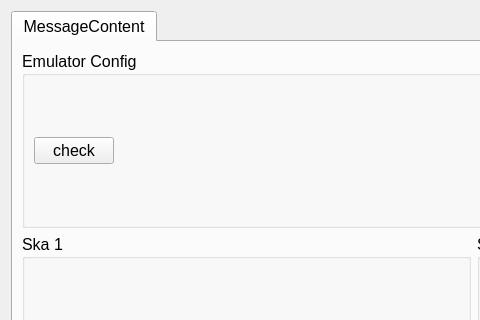
This is EMU_QT_DEBUG_CLIENT/messageconfig.ui in CenkKaanKANAR/DEBUG as Qt 5 draws it before an edit; both pictures show x 0 to 480 and y 0 to 320 of the 947 by 617 pixel window. The edited form follows.
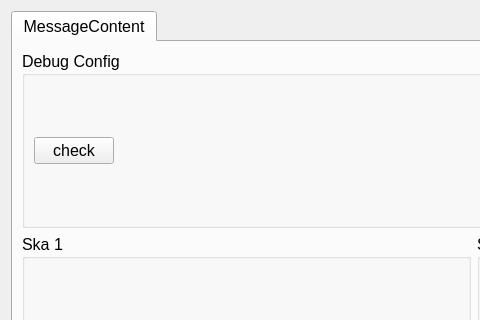
This is the edited form. Icons and pictures are not drawn.

Patch:
```diff
--- a/EMU_QT_DEBUG_CLIENT/messageconfig.ui
+++ b/EMU_QT_DEBUG_CLIENT/messageconfig.ui
@@ -37,7 +37,7 @@
        <item row="0" column="0" colspan="2">
         <widget class="QGroupBox" name="groupBox_emu_conf">
          <property name="title">
-          <string>Emulator Config</string>
+          <string>Debug Config</string>
          </property>
          <layout class="QGridLayout" name="gridLayout_3">
           <item row="0" column="0">
```
